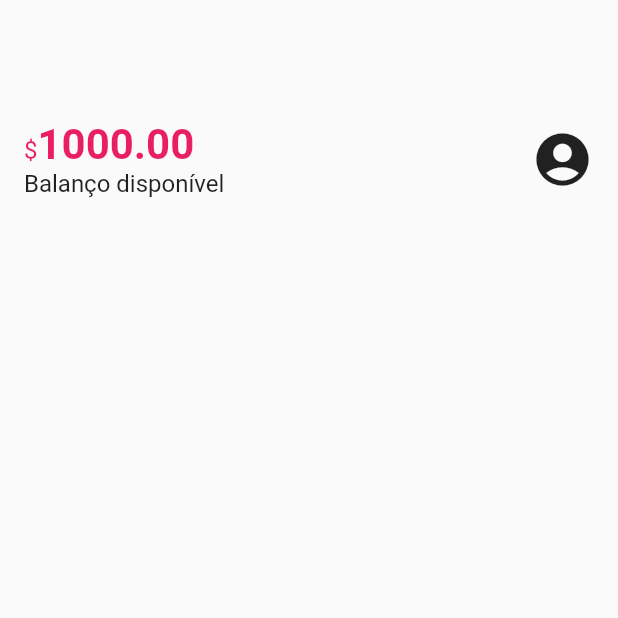
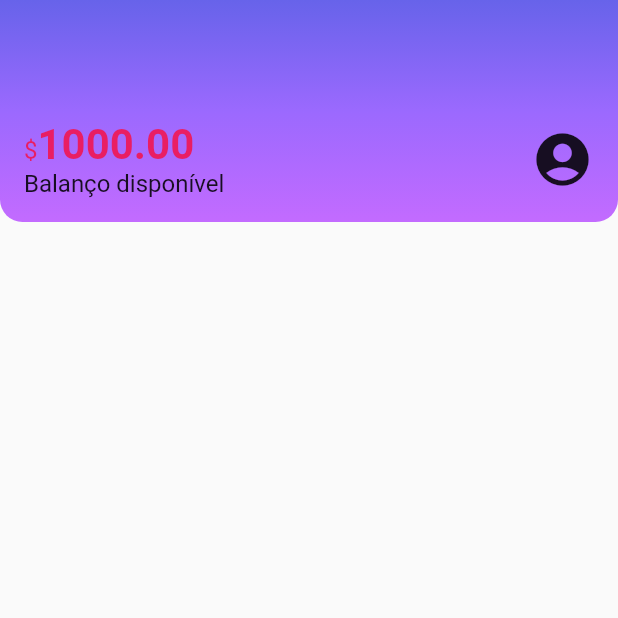
Before and after one commit to PauloHenriqueBento/flutter_alubank, a Flutter app: the screen it shows after launch, on a phone screen of 412 x 824 dp, the top half of it. Run offline on Flutter 3.47's test engine with Material 2 defaults, Android fonts, the phone set to English and light mode, and no system bars.

Commit message:
style: menu feito

```diff
--- a/lib/components/sections/header.dart
+++ b/lib/components/sections/header.dart
@@ -1,3 +1,4 @@
+
 import 'package:flutter/material.dart';
 
 class Header extends StatelessWidget {
@@ -6,6 +7,18 @@ class Header extends StatelessWidget {
   @override
   Widget build(BuildContext context) {
     return Container(
+      decoration: const BoxDecoration(
+        gradient: LinearGradient(
+            begin: Alignment.topCenter,
+            end: Alignment.bottomCenter,
+            colors: <Color>[
+              Color.fromRGBO(103, 99, 234, 1),
+              Color.fromRGBO(155, 105, 254, 1),
+              Color.fromRGBO(195, 107, 255, 1),
+            ]
+        ),
+        borderRadius: BorderRadius.vertical(bottom: Radius.circular(15)),
+      ),
       child: Padding(
         padding: const EdgeInsets.fromLTRB(16, 80, 16, 16),
         child: Row(
@@ -30,7 +43,7 @@ class Header extends StatelessWidget {
                 Text(
                   'Balanço disponível',
                   style: TextStyle(fontSize: 16),
-                )
+                ),
               ],
             ),
             const Icon(
--- a/lib/main.dart
+++ b/lib/main.dart
@@ -10,7 +10,7 @@ class Alubank extends StatelessWidget {
 
   @override
   Widget build(BuildContext context) {
-    return MaterialApp(
+    return const MaterialApp(
       title: 'Alubank',
       home: Home(),
     );
```
